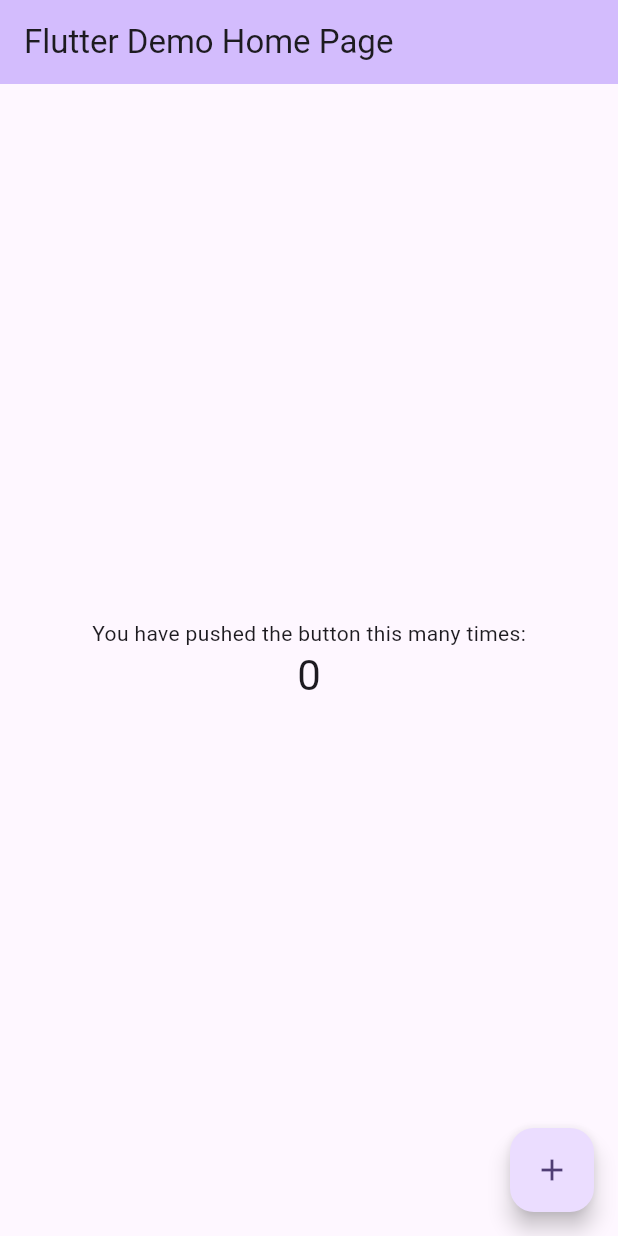
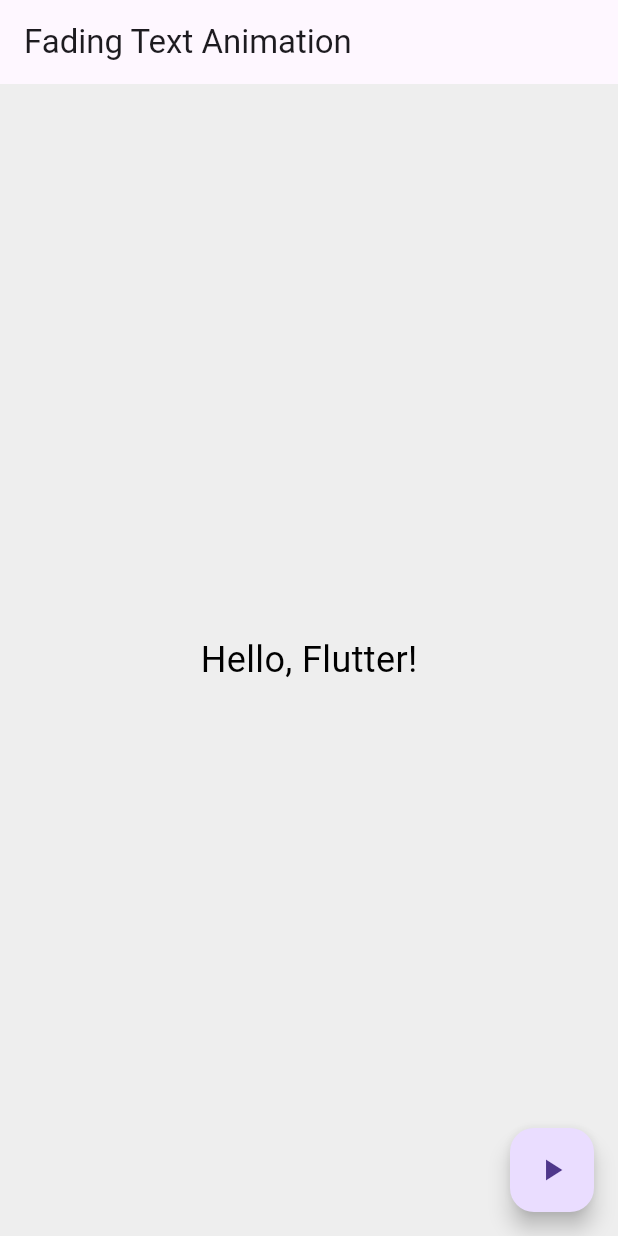
Before and after one commit to itsxri/animation, a Flutter app: the screen it shows after launch, on a phone screen of 412 x 824 dp. Run offline on Flutter 3.47's test engine with Material 3 defaults, Android fonts, the phone set to English and light mode, and no system bars.

Commit message:
Fading animation created with play button

```diff
--- a/lib/main.dart
+++ b/lib/main.dart
@@ -1,125 +1,54 @@
 import 'package:flutter/material.dart';
 
 void main() {
-  runApp(const MyApp());
+  runApp(MyApp());
 }
 
 class MyApp extends StatelessWidget {
-  const MyApp({super.key});
-
-  // This widget is the root of your application.
   @override
   Widget build(BuildContext context) {
     return MaterialApp(
-      title: 'Flutter Demo',
-      theme: ThemeData(
-        // This is the theme of your application.
-        //
-        // TRY THIS: Try running your application with "flutter run". You'll see
-        // the application has a purple toolbar. Then, without quitting the app,
-        // try changing the seedColor in the colorScheme below to Colors.green
-        // and then invoke "hot reload" (save your changes or press the "hot
-        // reload" button in a Flutter-supported IDE, or press "r" if you used
-        // the command line to start the app).
-        //
-        // Notice that the counter didn't reset back to zero; the application
-        // state is not lost during the reload. To reset the state, use hot
-        // restart instead.
-        //
-        // This works for code too, not just values: Most code changes can be
-        // tested with just a hot reload.
-        colorScheme: ColorScheme.fromSeed(seedColor: Colors.deepPurple),
-        useMaterial3: true,
-      ),
-      home: const MyHomePage(title: 'Flutter Demo Home Page'),
+      home: FadingTextAnimation(),
     );
   }
 }
 
-class MyHomePage extends StatefulWidget {
-  const MyHomePage({super.key, required this.title});
-
-  // This widget is the home page of your application. It is stateful, meaning
-  // that it has a State object (defined below) that contains fields that affect
-  // how it looks.
-
-  // This class is the configuration for the state. It holds the values (in this
-  // case the title) provided by the parent (in this case the App widget) and
-  // used by the build method of the State. Fields in a Widget subclass are
-  // always marked "final".
-
-  final String title;
-
+class FadingTextAnimation extends StatefulWidget {
   @override
-  State<MyHomePage> createState() => _MyHomePageState();
+  _FadingTextAnimationState createState() => _FadingTextAnimationState();
 }
 
-class _MyHomePageState extends State<MyHomePage> {
-  int _counter = 0;
+class _FadingTextAnimationState extends State<FadingTextAnimation> {
+  bool _isVisible = true;
 
-  void _incrementCounter() {
+  void toggleVisibility() {
     setState(() {
-      // This call to setState tells the Flutter framework that something has
-      // changed in this State, which causes it to rerun the build method below
-      // so that the display can reflect the updated values. If we changed
-      // _counter without calling setState(), then the build method would not be
-      // called again, and so nothing would appear to happen.
-      _counter++;
+      _isVisible = !_isVisible;
+      print('Visibility toggled: $_isVisible');
     });
   }
 
   @override
   Widget build(BuildContext context) {
-    // This method is rerun every time setState is called, for instance as done
-    // by the _incrementCounter method above.
-    //
-    // The Flutter framework has been optimized to make rerunning build methods
-    // fast, so that you can just rebuild anything that needs updating rather
-    // than having to individually change instances of widgets.
     return Scaffold(
+      backgroundColor: Colors.grey[200],
       appBar: AppBar(
-        // TRY THIS: Try changing the color here to a specific color (to
-        // Colors.amber, perhaps?) and trigger a hot reload to see the AppBar
-        // change color while the other colors stay the same.
-        backgroundColor: Theme.of(context).colorScheme.inversePrimary,
-        // Here we take the value from the MyHomePage object that was created by
-        // the App.build method, and use it to set our appbar title.
-        title: Text(widget.title),
+        title: Text('Fading Text Animation'),
       ),
       body: Center(
-        // Center is a layout widget. It takes a single child and positions it
-        // in the middle of the parent.
-        child: Column(
-          // Column is also a layout widget. It takes a list of children and
-          // arranges them vertically. By default, it sizes itself to fit its
-          // children horizontally, and tries to be as tall as its parent.
-          //
-          // Column has various properties to control how it sizes itself and
-          // how it positions its children. Here we use mainAxisAlignment to
-          // center the children vertically; the main axis here is the vertical
-          // axis because Columns are vertical (the cross axis would be
-          // horizontal).
-          //
-          // TRY THIS: Invoke "debug painting" (choose the "Toggle Debug Paint"
-          // action in the IDE, or press "p" in the console), to see the
-          // wireframe for each widget.
-          mainAxisAlignment: MainAxisAlignment.center,
-          children: <Widget>[
-            const Text(
-              'You have pushed the button this many times:',
-            ),
-            Text(
-              '$_counter',
-              style: Theme.of(context).textTheme.headlineMedium,
-            ),
-          ],
+        child: AnimatedOpacity(
+          opacity: _isVisible ? 1.0 : 0.0,
+          duration: Duration(seconds: 1),
+          child: const Text(
+            'Hello, Flutter!',
+            style: TextStyle(fontSize: 24, color: Colors.black),
+          ),
         ),
       ),
       floatingActionButton: FloatingActionButton(
-        onPressed: _incrementCounter,
-        tooltip: 'Increment',
-        child: const Icon(Icons.add),
-      ), // This trailing comma makes auto-formatting nicer for build methods.
+        onPressed: toggleVisibility,
+        child: Icon(Icons.play_arrow),
+      ),
     );
   }
 }
```
